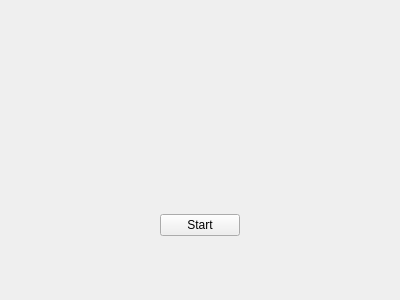
Before: the Qt Designer form gui/snowgui/task/taskstatuswidget.ui in AndreasFMueller/AstroPhotography, drawn with Qt 5.
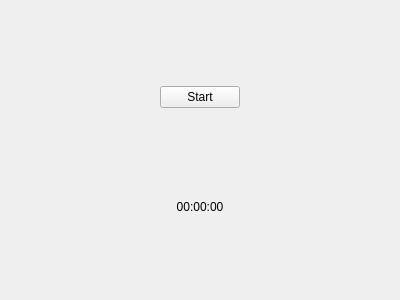
After: the same form once the commit is applied. Custom widgets are drawn as their Qt base class.

Commit message: add time display to task queue window

Diff of the .ui file:
```diff
--- a/gui/snowgui/task/taskstatuswidget.ui
+++ b/gui/snowgui/task/taskstatuswidget.ui
@@ -49,6 +49,16 @@
      </property>
     </widget>
    </item>
+   <item row="2" column="0">
+    <widget class="snowgui::LocalTimeWidget" name="localtimeWidget">
+     <property name="text">
+      <string>00:00:00</string>
+     </property>
+     <property name="alignment">
+      <set>Qt::AlignCenter</set>
+     </property>
+    </widget>
+   </item>
   </layout>
  </widget>
  <customwidgets>
@@ -58,6 +68,11 @@
    <header>TasksIndicator.h</header>
    <container>1</container>
   </customwidget>
+  <customwidget>
+   <class>snowgui::LocalTimeWidget</class>
+   <extends>QLabel</extends>
+   <header location="global">LocalTimeWidget.h</header>
+  </customwidget>
  </customwidgets>
  <resources/>
  <connections/>
```
The commit also changes 3 other files.
